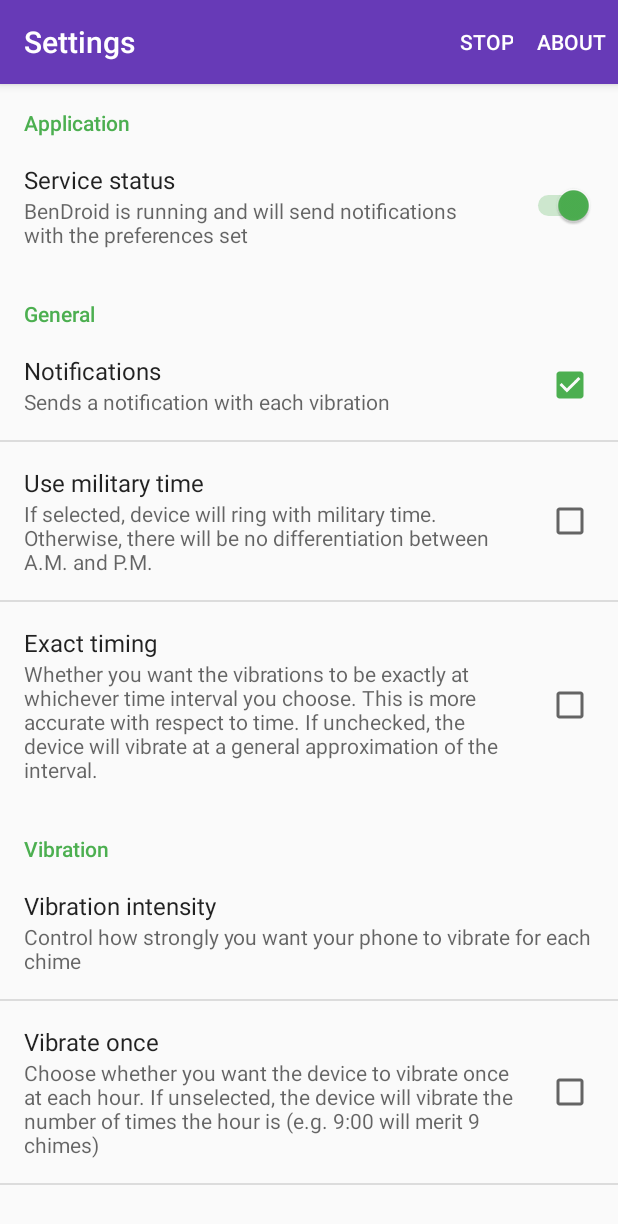
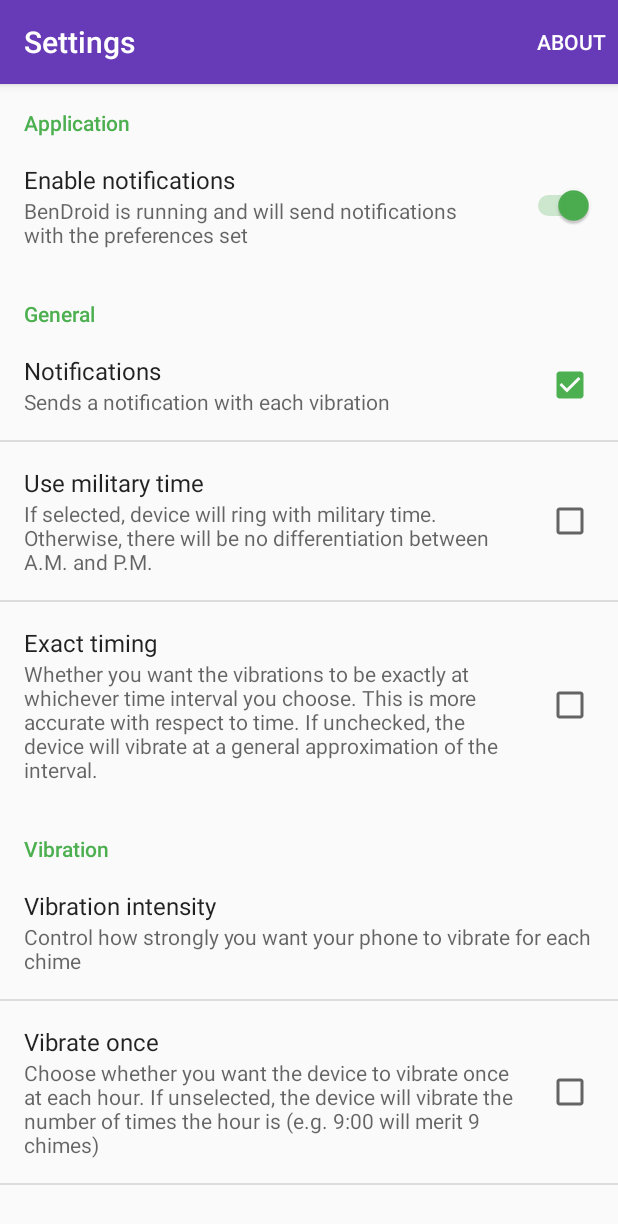
Before and after one commit to afnanenayet/BenDroid, an Android app: the SettingsActivity screen opened directly, with no data from a screen before it, on a phone screen of 412 x 824 dp. Shown: the top 1224 px of the screen. Run offline under Robolectric (Android 15) with nearby library versions, the phone set to English and light mode, and no system bars.

Commit message:
Removed stop option in menu bar Fixed/finalized toggle for notification/service based on switchpreference

```diff
--- a/app/src/main/java/com/enayet/bendroid/SettingsActivity.java
+++ b/app/src/main/java/com/enayet/bendroid/SettingsActivity.java
@@ -9,19 +9,27 @@ import android.content.Intent;
 import android.content.SharedPreferences;
 import android.os.Bundle;
 import android.preference.PreferenceManager;
-import android.preference.SwitchPreference;
 import android.support.v7.app.AlertDialog;
 import android.support.v7.app.AppCompatActivity;
 import android.util.Log;
 import android.view.Menu;
 import android.view.MenuItem;
-import android.widget.Toast;
 
 import java.util.Calendar;
 
 public class SettingsActivity extends AppCompatActivity {
 
     private PendingIntent mPendingIntent;
+    SharedPreferences.OnSharedPreferenceChangeListener listener = new SharedPreferences.OnSharedPreferenceChangeListener() {
+        @Override
+        public void onSharedPreferenceChanged(SharedPreferences mPrefs, String key) {
+            if (mPrefs.getBoolean("is_service_enabled", true)) {
+                setAlarm();
+            } else {
+                killAlarm();
+            }
+        }
+    };
 
     @Override
     protected void onPostCreate(Bundle savedInstanceState) {
@@ -80,40 +88,9 @@ public class SettingsActivity extends AppCompatActivity {
                    .show();
 
             return true;
-
-          // Temporary measure until a more pleasing stopping option is created
-        } else if (id == R.id.stop_alarm) {
-            killAlarm();
-            Toast.makeText(SettingsActivity.this, "Service stopped", Toast.LENGTH_SHORT).show();
         }
-
         return super.onOptionsItemSelected(item);
     }
-
-    SharedPreferences.OnSharedPreferenceChangeListener listener = new SharedPreferences.OnSharedPreferenceChangeListener() {
-        @Override
-        public void onSharedPreferenceChanged(SharedPreferences mPrefs, String key) {
-            if (key.equals("is_service_enabled")) {
-                Log.i("listener", key);
-            }
-            setAlarm();
-
-        }
-    };
-
-    SwitchPreference sPref = (SwitchPreference) findViewById(R.id.); //TODO fix this shit
-    /*SharedPreferences.OnSharedPreferenceChangeListener mListener = new
-            SharedPreferences.OnSharedPreferenceChangeListener() {
-                @Override
-                public void onSharedPreferenceChanged(SharedPreferences sharedPreferences,
-                                                      String key) {
-                    if (key == "is_service_enabled") {
-                        PreferenceManager.getDefaultSharedPreferences(SettingsActivity.this);
-                        //TODO get value of key and either kill or start service accordingly
-                    }
-                    // your stuff here
-                }
-            };*/
 
     // Creates the Alarm service which specifies what times
     public void setAlarm() {
@@ -121,24 +98,30 @@ public class SettingsActivity extends AppCompatActivity {
         mPrefs.registerOnSharedPreferenceChangeListener(listener);
 
         Log.i("BenDroid/Settings", "SetAlarm called successfully");
+        //creating intent for alarm which will trigger vibration/notification
         Intent mAlarmIntent = new Intent(SettingsActivity.this, AlarmReceiver.class);
-
+        //whether app will vibrate once or reflect time
         mAlarmIntent.putExtra("singleVibration", mPrefs.getBoolean("vibration_frequency_pref", false));
         mAlarmIntent.putExtra("vibrationDuration", 50 /*mPrefs.getInt("vibration_pref", 2)*/); //passing vibration duration to alarm receiver
         mAlarmIntent.putExtra("sendNotification", mPrefs.getBoolean("send_notification", true));
 
-        mPendingIntent = PendingIntent.getBroadcast(SettingsActivity.this, 0, mAlarmIntent, PendingIntent.FLAG_UPDATE_CURRENT);
+        // Sets an intent which will send info to alarm receiver class, but will update an intent
+        // if one already exists
+        mPendingIntent = PendingIntent.getBroadcast(SettingsActivity.this, 0, mAlarmIntent,
+                PendingIntent.FLAG_UPDATE_CURRENT);
 
-        //Creating alarm manager to make alarm service
-        //This saves battery and and creates a separate thread to manage the alarm
+        // Creating alarm manager to make alarm service
+        // this saves battery and and creates a separate thread to manage the alarm
         AlarmManager alarmManager = (AlarmManager) this.getSystemService(Context.ALARM_SERVICE);
 
-        //setting starting time and periodic intervals of alarm
+        // Setting starting time and periodic intervals of alarm
         Calendar mCalendar = Calendar.getInstance();
         mCalendar.setTimeInMillis(System.currentTimeMillis());
-        mCalendar.add(Calendar.SECOND, 0); // first time TODO: tie this to mPrefs
+        // Sets offset for first instance of alarm
+        mCalendar.add(Calendar.SECOND, 0); // TODO: tie this to mPrefs
         long frequency = 60 * 1000; // in ms TODO tie this to mPrefs
 
+        // Whether app will create a wakelock (RTC_WAKEUP) or not based on user preference
         if (mPrefs.getBoolean("exact_time_pref", true)) {
             alarmManager.setRepeating(AlarmManager.RTC, mCalendar.getTimeInMillis(), frequency, mPendingIntent);
         }
--- a/app/src/main/res/menu/menu_settings.xml
+++ b/app/src/main/res/menu/menu_settings.xml
@@ -2,11 +2,6 @@
     xmlns:app="http://schemas.android.com/apk/res-auto"
     xmlns:tools="http://schemas.android.com/tools"
     tools:context="com.enayet.bendroid.SettingsActivity">
-    <item
-        android:id="@+id/stop_alarm"
-        android:orderInCategory="1"
-        android:title="@string/stop_menu_title"
-        app:showAsAction="ifRoom" />
     <item
         android:id="@+id/action_about"
         android:orderInCategory="100"
--- a/app/src/main/res/xml/preferences.xml
+++ b/app/src/main/res/xml/preferences.xml
@@ -7,7 +7,7 @@
             android:key="is_service_enabled"
             android:summaryOff="@string/service_off_summary"
             android:summaryOn="@string/service_on_summary"
-            android:title="Service status" />
+            android:title="Enable notifications" />
     </PreferenceCategory>
     <PreferenceCategory
         android:title="@string/general_category">
```
Also changed, not shown: app/src/main/java/com/enayet/bendroid/AlarmReceiver.java (+11 -5 lines).
